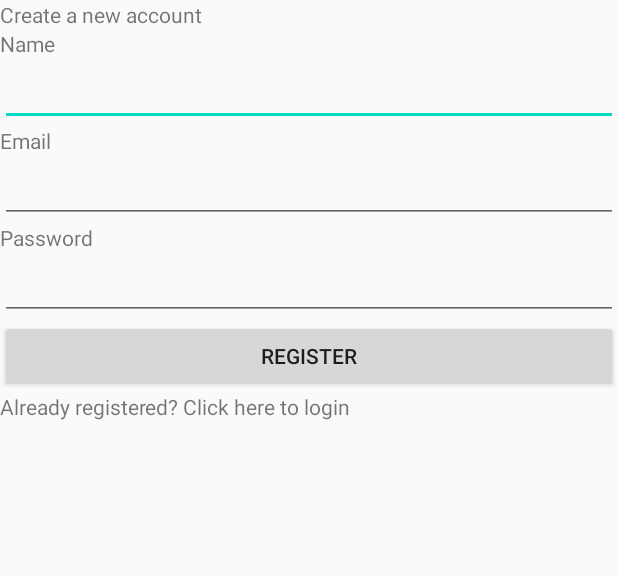
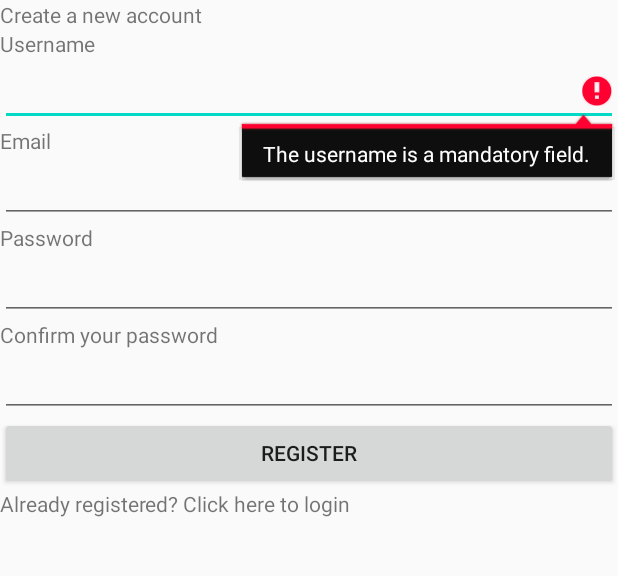
Before and after one commit to Adelina9/Android-Advanced, an Android app: the screen it shows after launch (RegisterActivity), after a tap on "REGISTER", on a phone screen of 412 x 824 dp, the part 113-689 px from its top. Run offline under Robolectric (Android 15) with nearby library versions, the phone set to English and light mode, and no system bars; our stand-ins replace Firebase (no records; nobody signed in at launch, a user with empty details on screens opened directly).

```diff
--- a/app/src/main/java/com/example/mafia/domain/CreateRoomWorker.java
+++ b/app/src/main/java/com/example/mafia/domain/CreateRoomWorker.java
@@ -1,7 +1,6 @@
 package com.example.mafia.domain;
 
 import android.content.Context;
-import android.util.Log;
 
 import androidx.annotation.NonNull;
 import androidx.core.app.NotificationCompat;
@@ -12,9 +11,10 @@ import androidx.work.WorkerParameters;
 
 import com.example.mafia.R;
 
+import timber.log.Timber;
+
 public class CreateRoomWorker extends Worker {
     public static final String CHANNEL_ID = "15";
-    public static final String LOG_TAG = "create_room_worker";
     public static final int NOTIFICATION_ID = 1;
     public static Context context;
 
@@ -30,7 +30,7 @@ public class CreateRoomWorker extends Worker {
         Data data = getInputData();
         String value = data.getString("type");
 
-        Log.d(LOG_TAG, "My button was hit from worker");
+        Timber.d("My button was hit from worker");
         String textTitle = "Notification Time";
         String textContent = "You've been notified :>";
         NotificationCompat.Builder builder = new NotificationCompat.Builder(context, CHANNEL_ID)
--- a/app/src/main/java/com/example/mafia/presentation/LoginActivity.java
+++ b/app/src/main/java/com/example/mafia/presentation/LoginActivity.java
@@ -26,7 +26,6 @@ public class LoginActivity extends AppCompatActivity {
     protected void onCreate(Bundle savedInstanceState) {
         super.onCreate(savedInstanceState);
         setContentView(R.layout.activity_login);
-
 
         editTextEmail = findViewById(R.id.editTextLoginActivityEmailInput);
         editTextPassword = findViewById(R.id.editTextLoginActivityPasswordInput);
--- a/app/src/main/java/com/example/mafia/presentation/RegisterActivity.java
+++ b/app/src/main/java/com/example/mafia/presentation/RegisterActivity.java
@@ -19,7 +19,7 @@ import com.google.firebase.auth.AuthResult;
 import com.google.firebase.auth.FirebaseAuth;
 
 public class RegisterActivity extends AppCompatActivity {
-    EditText editTextName, editTextEmail, editTextPassword;
+    EditText editTextUsername, editTextEmail, editTextPassword, editTextConfirmPassword;
     Button buttonRegister;
     FirebaseAuth firebaseAuth;
     TextView textViewGoToLogin;
@@ -29,9 +29,10 @@ public class RegisterActivity extends AppCompatActivity {
         super.onCreate(savedInstanceState);
         setContentView(R.layout.activity_register);
 
-        editTextName = findViewById(R.id.editTextRegisterActivityNameInput);
+        editTextUsername = findViewById(R.id.editTextRegisterActivityUsernameInput);
         editTextEmail = findViewById(R.id.editTextRegisterActivityEmailInput);
         editTextPassword = findViewById(R.id.editTextRegisterActivityPasswordInput);
+        editTextConfirmPassword = findViewById(R.id.editTextRegisterActivityPasswordConfirmInput);
         buttonRegister = findViewById(R.id.buttonRegisterActivityRegister);
         textViewGoToLogin = findViewById(R.id.textViewRegisterActivityAlreadyRegisteredString);
 
@@ -51,12 +52,13 @@ public class RegisterActivity extends AppCompatActivity {
     }
 
     public void registerNewUser(View view) {
-        String name = editTextName.getText().toString().trim();
+        String username = editTextUsername.getText().toString().trim();
         String email = editTextEmail.getText().toString().trim();
         String password = editTextPassword.getText().toString().trim();
+        String passwordConfirmation = editTextConfirmPassword.getText().toString().trim();
 
-        if (TextUtils.isEmpty(name)) {
-            editTextName.setError("The name is a mandatory field.");
+        if (TextUtils.isEmpty(username)) {
+            editTextUsername.setError("The username is a mandatory field.");
             return;
         }
 
@@ -65,8 +67,28 @@ public class RegisterActivity extends AppCompatActivity {
             return;
         }
 
+        if (!isEmailValid(email)){
+            editTextEmail.setError("Not a valid email.");
+            return;
+        }
+
         if (TextUtils.isEmpty(password)) {
             editTextPassword.setError("The password is a mandatory field.");
+            return;
+        }
+
+        if (password.length() < 7) {
+            editTextPassword.setError("The password should be at least 7 characters.");
+            return;
+        }
+
+        if (TextUtils.isEmpty(passwordConfirmation)) {
+            editTextConfirmPassword.setError("You should confirm your password.");
+            return;
+        }
+
+        if (!password.equals(passwordConfirmation)) {
+            editTextPassword.setError("Passwords are not identical.");
             return;
         }
 
@@ -83,4 +105,8 @@ public class RegisterActivity extends AppCompatActivity {
         });
     }
 
+    boolean isEmailValid(CharSequence email) {
+        return android.util.Patterns.EMAIL_ADDRESS.matcher(email).matches();
+    }
+
 }
--- a/app/src/main/res/layout/activity_register.xml
+++ b/app/src/main/res/layout/activity_register.xml
@@ -7,7 +7,7 @@
     tools:context=".presentation.RegisterActivity">
 
     <TextView
-        android:id="@+id/textViewRegisterActivityAppNameString"
+        android:id="@+id/textViewRegisterActivityAppUsernameString"
         android:layout_width="match_parent"
         android:layout_height="wrap_content"
         android:text="Mafia App"
@@ -22,13 +22,13 @@
         android:text="Create a new account"
         app:layout_constraintEnd_toEndOf="parent"
         app:layout_constraintStart_toStartOf="parent"
-        app:layout_constraintTop_toBottomOf="@id/textViewRegisterActivityAppNameString" />
+        app:layout_constraintTop_toBottomOf="@id/textViewRegisterActivityAppUsernameString" />
 
     <TextView
-        android:id="@+id/textViewRegisterActivityNameString"
+        android:id="@+id/textViewRegisterActivityUsernameString"
         android:layout_width="match_parent"
         android:layout_height="wrap_content"
-        android:text="Name"
+        android:text="Username"
         app:layout_constraintEnd_toEndOf="parent"
         app:layout_constraintStart_toStartOf="parent"
         app:layout_constraintTop_toBottomOf="@id/textViewRegisterActivityCreateNewAccountString">
@@ -36,12 +36,12 @@
     </TextView>
 
     <EditText
-        android:id="@+id/editTextRegisterActivityNameInput"
+        android:id="@+id/editTextRegisterActivityUsernameInput"
         android:layout_width="match_parent"
         android:layout_height="wrap_content"
         app:layout_constraintEnd_toEndOf="parent"
         app:layout_constraintStart_toStartOf="parent"
-        app:layout_constraintTop_toBottomOf="@id/textViewRegisterActivityNameString" />
+        app:layout_constraintTop_toBottomOf="@id/textViewRegisterActivityUsernameString" />
 
     <TextView
         android:id="@+id/textViewRegisterActivityEmailString"
@@ -50,7 +50,7 @@
         android:text="Email"
         app:layout_constraintEnd_toEndOf="parent"
         app:layout_constraintStart_toStartOf="parent"
-        app:layout_constraintTop_toBottomOf="@id/editTextRegisterActivityNameInput">
+        app:layout_constraintTop_toBottomOf="@id/editTextRegisterActivityUsernameInput">
 
     </TextView>
 
@@ -75,21 +75,42 @@
 
     <EditText
         android:id="@+id/editTextRegisterActivityPasswordInput"
+        android:inputType="textPassword"
         android:layout_width="match_parent"
         android:layout_height="wrap_content"
         app:layout_constraintEnd_toEndOf="parent"
         app:layout_constraintStart_toStartOf="parent"
         app:layout_constraintTop_toBottomOf="@id/textViewRegisterActivityPasswordString" />
 
+    <TextView
+        android:id="@+id/textViewRegisterActivityPasswordConfirmString"
+        android:layout_width="match_parent"
+        android:layout_height="wrap_content"
+        android:text="Confirm your password"
+        app:layout_constraintEnd_toEndOf="parent"
+        app:layout_constraintStart_toStartOf="parent"
+        app:layout_constraintTop_toBottomOf="@id/editTextRegisterActivityPasswordInput">
+
+    </TextView>
+
+    <EditText
+        android:id="@+id/editTextRegisterActivityPasswordConfirmInput"
+        android:inputType="textPassword"
+        android:layout_width="match_parent"
+        android:layout_height="wrap_content"
+        app:layout_constraintEnd_toEndOf="parent"
+        app:layout_constraintStart_toStartOf="parent"
+        app:layout_constraintTop_toBottomOf="@id/textViewRegisterActivityPasswordConfirmString" />
+
     <Button
         android:id="@+id/buttonRegisterActivityRegister"
         android:layout_width="match_parent"
         android:layout_height="wrap_content"
-        android:onClick="addUserToDatabase"
+        android:onClick="registerNewUser"
         android:text="Register"
         app:layout_constraintEnd_toEndOf="parent"
         app:layout_constraintStart_toStartOf="parent"
-        app:layout_constraintTop_toBottomOf="@id/editTextRegisterActivityPasswordInput" />
+        app:layout_constraintTop_toBottomOf="@id/editTextRegisterActivityPasswordConfirmInput" />
 
     <TextView
         android:id="@+id/textViewRegisterActivityAlreadyRegisteredString"
--- a/build.gradle
+++ b/build.gradle
@@ -7,7 +7,7 @@ buildscript {
     dependencies {
         classpath 'com.android.tools.build:gradle:4.1.1'
         classpath 'com.google.gms:google-services:4.3.4'
-
+        classpath 'com.google.firebase:firebase-crashlytics-gradle:2.4.1'
 
         // NOTE: Do not place your application dependencies here; they belong
         // in the individual module build.gradle files
```
Also changed, not shown: app/build.gradle (+8 -0 lines), app/src/main/java/com/example/mafia/data/remote/RemoteDataSource.java (+3 -5 lines), app/src/main/java/com/example/mafia/presentation/CreateRoomViewModel.java (+3 -4 lines), app/src/main/res/layout/activity_login.xml (+5 -9 lines).
